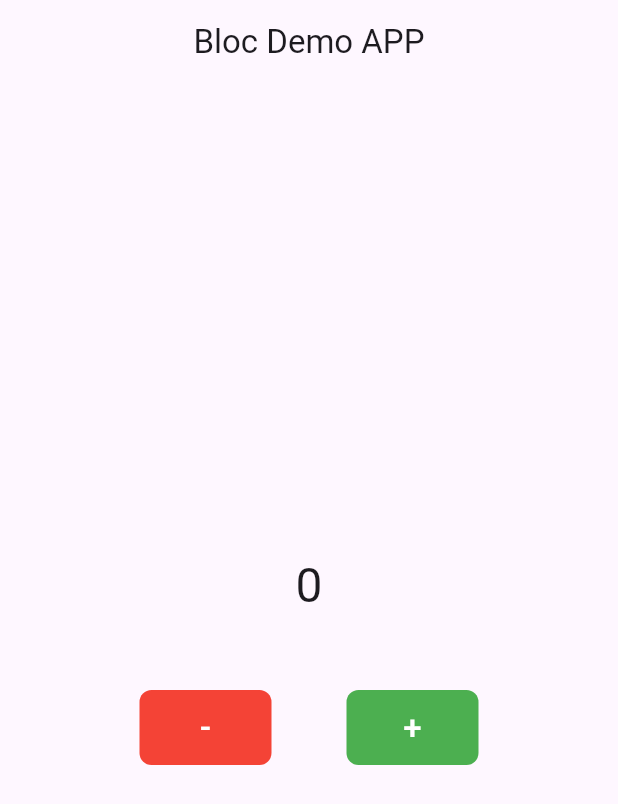
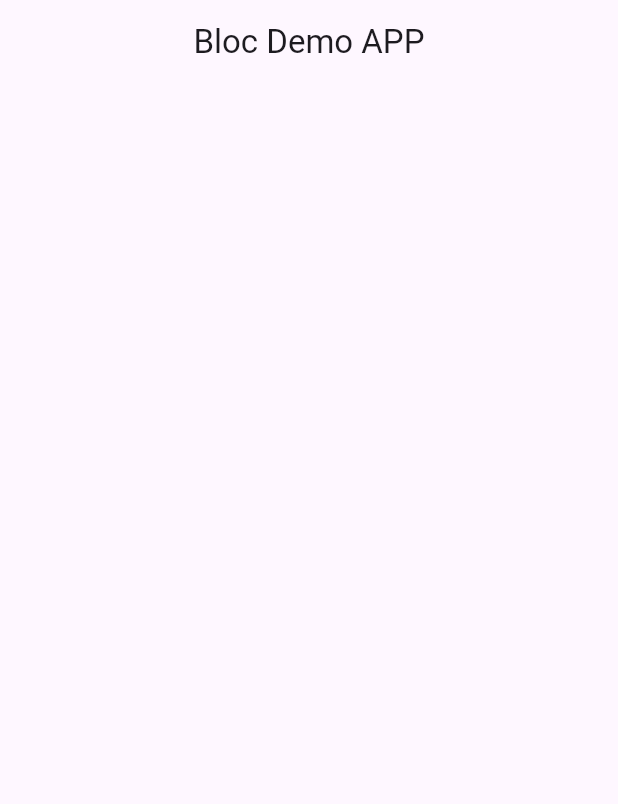
Before and after one commit to k0say/flutter-store-management, a Flutter app: the screen it shows after launch, on a phone screen of 412 x 824 dp. Shown: the top 804 px of the screen. Run offline on Flutter 3.47's test engine with Material 3 defaults, Android fonts, the phone set to English and light mode, and no system bars.

Commit message:
clean master;

```diff
--- a/lib/bloc/counter_bloc.dart
+++ /dev/null
@@ -1,24 +0,0 @@
-import 'package:bloc/bloc.dart';
-import 'package:meta/meta.dart';
-
-part 'counter_event.dart';
-part 'counter_state.dart';
-
-class CounterBloc extends Bloc<CounterEvent, CounterState> {
-  int counter = 0;
-
-  CounterBloc() : super(InitialState()) {
-    on<IncreaseEvent>(onNumberIncrease);
-    on<DecreaseEvent>(onNumberDecrease);
-  }
-
-  void onNumberIncrease(IncreaseEvent event, Emitter<CounterState> emit) async {
-    counter = counter + 1;
-    emit(UpdateState(counter));
-  }
-
-  void onNumberDecrease(DecreaseEvent event, Emitter<CounterState> emit) async {
-    counter = counter - 1;
-    emit(UpdateState(counter));
-  }
-}
--- a/lib/bloc/counter_event.dart
+++ /dev/null
@@ -1,8 +0,0 @@
-part of 'counter_bloc.dart';
-
-@immutable
-sealed class CounterEvent {}
-
-class IncreaseEvent extends CounterEvent {}
-
-class DecreaseEvent extends CounterEvent {}
--- a/lib/bloc/counter_state.dart
+++ /dev/null
@@ -1,10 +0,0 @@
-part of 'counter_bloc.dart';
-
-class CounterState {}
-
-class InitialState extends CounterState {}
-
-class UpdateState extends CounterState {
-  final int counter;
-  UpdateState(this.counter);
-}
--- a/lib/main.dart
+++ b/lib/main.dart
@@ -1,6 +1,4 @@
 import 'package:flutter/material.dart';
-import 'package:flutter_bloc/flutter_bloc.dart';
-import 'package:test_bloc/bloc/counter_bloc.dart';
 
 void main() {
   runApp(const MyApp());
@@ -11,15 +9,12 @@ class MyApp extends StatelessWidget {
 
   @override
   Widget build(BuildContext context) {
-    return BlocProvider<CounterBloc>(
-      create: (context) => CounterBloc(),
-      child: MaterialApp(
-        title: 'Flutter Demo',
-        theme: ThemeData(
-          primarySwatch: Colors.blue,
-        ),
-        home: const MyHomePage(),
+    return MaterialApp(
+      title: 'Flutter Demo',
+      theme: ThemeData(
+        primarySwatch: Colors.blue,
       ),
+      home: const MyHomePage(),
     );
   }
 }
@@ -34,70 +29,7 @@ class MyHomePage extends StatelessWidget {
         centerTitle: true,
         title: const Text("Bloc Demo APP"),
       ),
-      body: BlocBuilder<CounterBloc, CounterState>(
-        builder: (context, state) {
-          if (state is InitialState) {
-            return _counter(context, 0);
-          }
-          if (state is UpdateState) {
-            return _counter(context, state.counter);
-          }
-          return Container();
-        },
-      ),
+      // body:
     );
   }
 }
-
-Widget _counter(BuildContext context, int counter) {
-  return Center(
-    child: Column(
-      mainAxisAlignment: MainAxisAlignment.center,
-      children: [
-        Text(
-          counter.toString(),
-          style: Theme.of(context).textTheme.headlineLarge,
-        ),
-        const SizedBox(
-          height: 50,
-        ),
-        Row(
-          mainAxisAlignment: MainAxisAlignment.center,
-          children: [
-            MaterialButton(
-              color: Colors.red,
-              elevation: 0.0,
-              height: 50,
-              shape: const RoundedRectangleBorder(
-                  borderRadius: BorderRadius.all(Radius.circular(8))),
-              child: const Text(
-                "-",
-                style: TextStyle(fontSize: 22, color: Colors.white),
-              ),
-              onPressed: () {
-                context.read<CounterBloc>().add(DecreaseEvent());
-              },
-            ),
-            const SizedBox(
-              width: 50,
-            ),
-            MaterialButton(
-              color: Colors.green,
-              elevation: 0.0,
-              height: 50,
-              shape: const RoundedRectangleBorder(
-                  borderRadius: BorderRadius.all(Radius.circular(8))),
-              child: const Text(
-                "+",
-                style: TextStyle(fontSize: 22, color: Colors.white),
-              ),
-              onPressed: () {
-                context.read<CounterBloc>().add(IncreaseEvent());
-              },
-            ),
-          ],
-        )
-      ],
-    ),
-  );
-}
```
